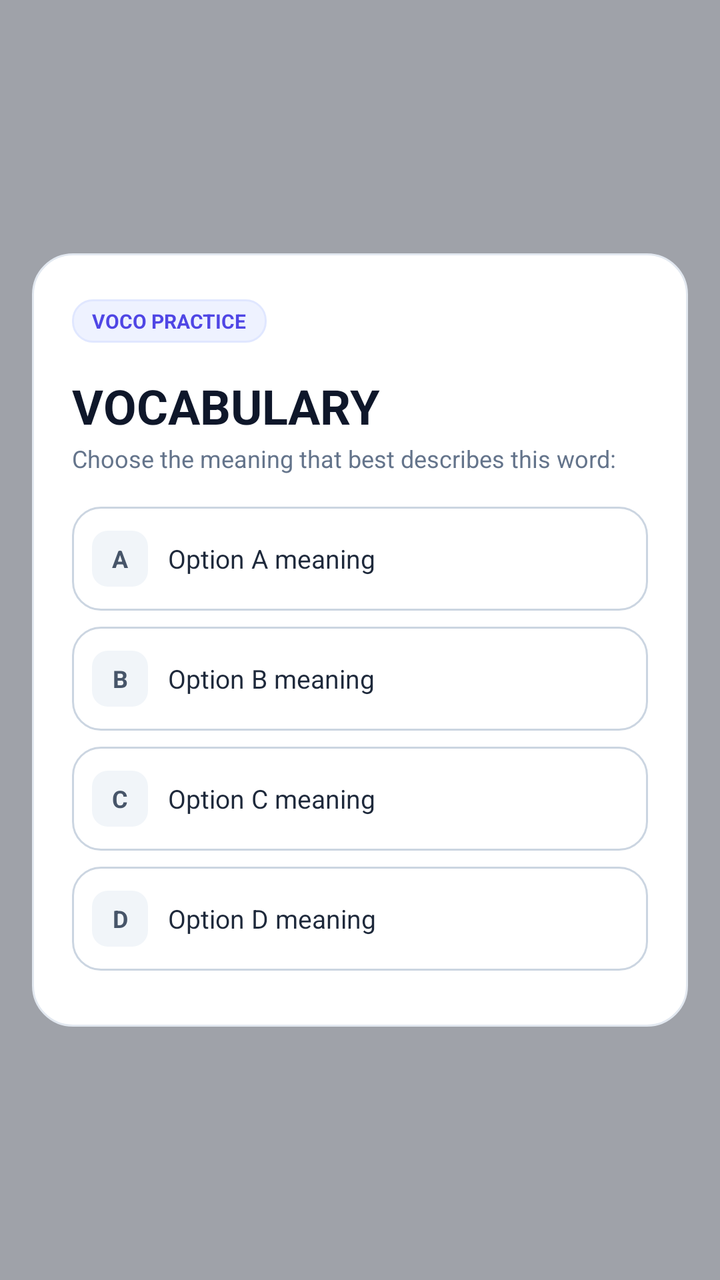
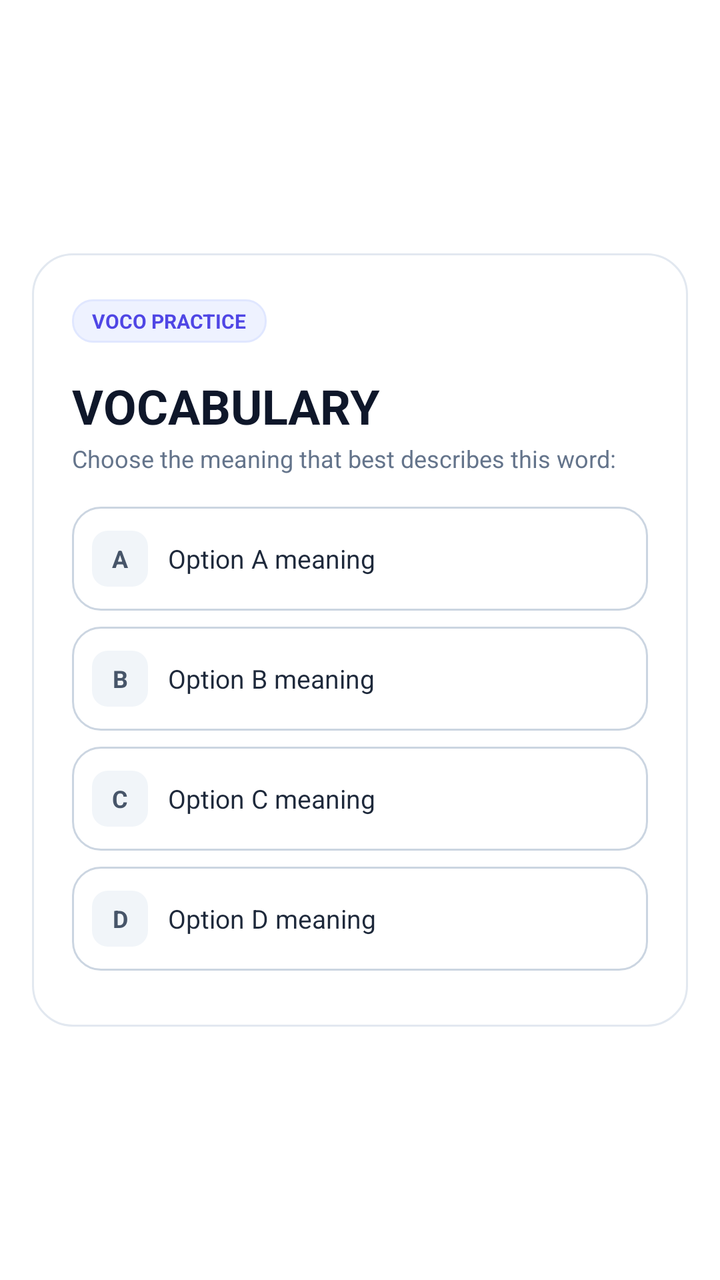

Screens rendered from an Android XML layout before and after an edit, with the pre-edit source and the edit as a unified diff.
<!-- AndroidManifest.xml: activity theme Theme.Voco.QuizDialog -->
<!-- res/layout/activity_voco_quiz_dialog.xml -->
<?xml version="1.0" encoding="utf-8"?>
<FrameLayout xmlns:android="http://schemas.android.com/apk/res/android"
    android:layout_width="match_parent"
    android:layout_height="match_parent"
    android:background="#660F172A"
    android:padding="16dp">

    <ScrollView
        android:layout_width="match_parent"
        android:layout_height="wrap_content"
        android:layout_gravity="center"
        android:overScrollMode="never"
        android:scrollbars="none">

        <LinearLayout
            android:layout_width="match_parent"
            android:layout_height="wrap_content"
            android:background="@drawable/bg_quiz_card"
            android:orientation="vertical"
            android:padding="20dp">

            
            <LinearLayout
                android:layout_width="match_parent"
                android:layout_height="wrap_content"
                android:gravity="center_vertical"
                android:orientation="horizontal">

                <TextView
                    android:layout_width="wrap_content"
                    android:layout_height="wrap_content"
                    android:background="@drawable/bg_quiz_tag"
                    android:paddingHorizontal="10dp"
                    android:paddingVertical="4dp"
                    android:text="VOCO PRACTICE"
                    android:textColor="#4F46E5"
                    android:textSize="10sp"
                    android:textStyle="bold" />

                <View
                    android:layout_width="0dp"
                    android:layout_height="1dp"
                    android:layout_weight="1" />

                <ImageView
                    android:id="@+id/btn_dismiss_x"
                    android:layout_width="28dp"
                    android:layout_height="28dp"
                    android:background="?android:attr/selectableItemBackgroundBorderless"
                    android:contentDescription="Close"
                    android:padding="4dp"
                    android:src="@drawable/ic_stat_voco" />
            </LinearLayout>

            
            <TextView
                android:id="@+id/text_word"
                android:layout_width="match_parent"
                android:layout_height="wrap_content"
                android:layout_marginTop="12dp"
                android:text="VOCABULARY"
                android:textColor="#0F172A"
                android:textSize="24sp"
                android:textStyle="bold" />

            <TextView
                android:layout_width="match_parent"
                android:layout_height="wrap_content"
                android:layout_marginTop="2dp"
                android:layout_marginBottom="16dp"
                android:text="Choose the meaning that best describes this word:"
                android:textColor="#64748B"
                android:textSize="12sp" />

            
            <LinearLayout
                android:layout_width="match_parent"
                android:layout_height="wrap_content"
                android:orientation="vertical">

                
                <LinearLayout
                    android:id="@+id/layout_option_a"
                    android:layout_width="match_parent"
                    android:layout_height="wrap_content"
                    android:layout_marginBottom="8dp"
                    android:background="@drawable/bg_quiz_option_default"
                    android:clickable="true"
                    android:focusable="true"
                    android:gravity="center_vertical"
                    android:minHeight="52dp"
                    android:orientation="horizontal"
                    android:padding="10dp">

                    <TextView
                        android:id="@+id/badge_option_a"
                        android:layout_width="28dp"
                        android:layout_height="28dp"
                        android:background="@drawable/bg_quiz_badge_default"
                        android:gravity="center"
                        android:text="A"
                        android:textColor="#475569"
                        android:textSize="12sp"
                        android:textStyle="bold" />

                    <TextView
                        android:id="@+id/text_option_a"
                        android:layout_width="0dp"
                        android:layout_height="wrap_content"
                        android:layout_marginStart="10dp"
                        android:layout_weight="1"
                        android:text="Option A meaning"
                        android:textColor="#1E293B"
                        android:textSize="13sp" />
                </LinearLayout>

                
                <LinearLayout
                    android:id="@+id/layout_option_b"
                    android:layout_width="match_parent"
                    android:layout_height="wrap_content"
                    android:layout_marginBottom="8dp"
                    android:background="@drawable/bg_quiz_option_default"
                    android:clickable="true"
                    android:focusable="true"
                    android:gravity="center_vertical"
                    android:minHeight="52dp"
                    android:orientation="horizontal"
                    android:padding="10dp">

                    <TextView
                        android:id="@+id/badge_option_b"
                        android:layout_width="28dp"
                        android:layout_height="28dp"
                        android:background="@drawable/bg_quiz_badge_default"
                        android:gravity="center"
                        android:text="B"
                        android:textColor="#475569"
                        android:textSize="12sp"
                        android:textStyle="bold" />

                    <TextView
                        android:id="@+id/text_option_b"
                        android:layout_width="0dp"
                        android:layout_height="wrap_content"
                        android:layout_marginStart="10dp"
                        android:layout_weight="1"
                        android:text="Option B meaning"
                        android:textColor="#1E293B"
                        android:textSize="13sp" />
                </LinearLayout>

                
                <LinearLayout
                    android:id="@+id/layout_option_c"
                    android:layout_width="match_parent"
                    android:layout_height="wrap_content"
                    android:layout_marginBottom="8dp"
                    android:background="@drawable/bg_quiz_option_default"
                    android:clickable="true"
                    android:focusable="true"
                    android:gravity="center_vertical"
                    android:minHeight="52dp"
                    android:orientation="horizontal"
                    android:padding="10dp">

                    <TextView
                        android:id="@+id/badge_option_c"
                        android:layout_width="28dp"
                        android:layout_height="28dp"
                        android:background="@drawable/bg_quiz_badge_default"
                        android:gravity="center"
                        android:text="C"
                        android:textColor="#475569"
                        android:textSize="12sp"
                        android:textStyle="bold" />

                    <TextView
                        android:id="@+id/text_option_c"
                        android:layout_width="0dp"
                        android:layout_height="wrap_content"
                        android:layout_marginStart="10dp"
                        android:layout_weight="1"
                        android:text="Option C meaning"
                        android:textColor="#1E293B"
                        android:textSize="13sp" />
                </LinearLayout>

                
                <LinearLayout
                    android:id="@+id/layout_option_d"
                    android:layout_width="match_parent"
                    android:layout_height="wrap_content"
                    android:layout_marginBottom="8dp"
                    android:background="@drawable/bg_quiz_option_default"
                    android:clickable="true"
                    android:focusable="true"
                    android:gravity="center_vertical"
                    android:minHeight="52dp"
                    android:orientation="horizontal"
                    android:padding="10dp">

                    <TextView
                        android:id="@+id/badge_option_d"
                        android:layout_width="28dp"
                        android:layout_height="28dp"
                        android:background="@drawable/bg_quiz_badge_default"
                        android:gravity="center"
                        android:text="D"
                        android:textColor="#475569"
                        android:textSize="12sp"
                        android:textStyle="bold" />

                    <TextView
                        android:id="@+id/text_option_d"
                        android:layout_width="0dp"
                        android:layout_height="wrap_content"
                        android:layout_marginStart="10dp"
                        android:layout_weight="1"
                        android:text="Option D meaning"
                        android:textColor="#1E293B"
                        android:textSize="13sp" />
                </LinearLayout>
            </LinearLayout>

            
            <LinearLayout
                android:id="@+id/layout_feedback"
                android:layout_width="match_parent"
                android:layout_height="wrap_content"
                android:layout_marginTop="8dp"
                android:orientation="vertical"
                android:visibility="gone">

                
                <LinearLayout
                    android:id="@+id/banner_result"
                    android:layout_width="match_parent"
                    android:layout_height="wrap_content"
                    android:background="@drawable/bg_feedback_correct"
                    android:orientation="vertical"
                    android:padding="12dp">

                    <TextView
                        android:id="@+id/text_result_title"
                        android:layout_width="match_parent"
                        android:layout_height="wrap_content"
                        android:text="Correct! 🎉"
                        android:textColor="#065F46"
                        android:textSize="14sp"
                        android:textStyle="bold" />

                    <TextView
                        android:id="@+id/text_result_meaning"
                        android:layout_width="match_parent"
                        android:layout_height="wrap_content"
                        android:layout_marginTop="3dp"
                        android:text="Correct meaning definition"
                        android:textColor="#047857"
                        android:textSize="12sp" />
                </LinearLayout>

                
                <LinearLayout
                    android:id="@+id/layout_example"
                    android:layout_width="match_parent"
                    android:layout_height="wrap_content"
                    android:layout_marginTop="10dp"
                    android:background="@drawable/bg_quiz_example"
                    android:orientation="vertical"
                    android:padding="12dp">

                    <TextView
                        android:layout_width="wrap_content"
                        android:layout_height="wrap_content"
                        android:text="EXAMPLE IN CONTEXT"
                        android:textColor="#64748B"
                        android:textSize="10sp"
                        android:textStyle="bold" />

                    <TextView
                        android:id="@+id/text_example"
                        android:layout_width="match_parent"
                        android:layout_height="wrap_content"
                        android:layout_marginTop="3dp"
                        android:fontFamily="sans-serif"
                        android:text="&quot;Example sentence using this vocabulary word.&quot;"
                        android:textColor="#334155"
                        android:textSize="12sp"
                        android:textStyle="italic" />
                </LinearLayout>

                
                <LinearLayout
                    android:layout_width="match_parent"
                    android:layout_height="wrap_content"
                    android:layout_marginTop="14dp"
                    android:orientation="horizontal">

                    <Button
                        android:id="@+id/btn_close"
                        style="?android:attr/borderlessButtonStyle"
                        android:layout_width="0dp"
                        android:layout_height="44dp"
                        android:layout_marginEnd="6dp"
                        android:layout_weight="1"
                        android:background="@drawable/bg_btn_secondary"
                        android:text="Close"
                        android:textAllCaps="false"
                        android:textColor="#334155"
                        android:textSize="13sp"
                        android:textStyle="bold" />

                    <Button
                        android:id="@+id/btn_open_app"
                        style="?android:attr/borderlessButtonStyle"
                        android:layout_width="0dp"
                        android:layout_height="44dp"
                        android:layout_marginStart="6dp"
                        android:layout_weight="1"
                        android:background="@drawable/bg_btn_primary"
                        android:text="Open Voco"
                        android:textAllCaps="false"
                        android:textColor="#FFFFFF"
                        android:textSize="13sp"
                        android:textStyle="bold" />
                </LinearLayout>
            </LinearLayout>

        </LinearLayout>
    </ScrollView>
</FrameLayout>
<!-- resources referenced by this layout -->
<resources>
  <!-- drawable bg_btn_primary (drawable) -->
  <?xml version="1.0" encoding="utf-8"?>
  <shape xmlns:android="http://schemas.android.com/apk/res/android"
      android:shape="rectangle">
      <solid android:color="#4F46E5" />
      <corners android:radius="12dp" />
  </shape>
  <!-- drawable bg_btn_secondary (drawable) -->
  <?xml version="1.0" encoding="utf-8"?>
  <shape xmlns:android="http://schemas.android.com/apk/res/android"
      android:shape="rectangle">
      <solid android:color="#FFFFFF" />
      <corners android:radius="12dp" />
      <stroke
          android:width="1dp"
          android:color="#CBD5E1" />
  </shape>
  <!-- drawable bg_feedback_correct (drawable) -->
  <?xml version="1.0" encoding="utf-8"?>
  <shape xmlns:android="http://schemas.android.com/apk/res/android"
      android:shape="rectangle">
      <solid android:color="#ECFDF5" />
      <corners android:radius="12dp" />
      <stroke
          android:width="1dp"
          android:color="#A7F3D0" />
  </shape>
  <!-- drawable bg_quiz_badge_default (drawable) -->
  <?xml version="1.0" encoding="utf-8"?>
  <shape xmlns:android="http://schemas.android.com/apk/res/android"
      android:shape="rectangle">
      <solid android:color="#F1F5F9" />
      <corners android:radius="8dp" />
  </shape>
  <!-- drawable bg_quiz_card (drawable) -->
  <?xml version="1.0" encoding="utf-8"?>
  <shape xmlns:android="http://schemas.android.com/apk/res/android"
      android:shape="rectangle">
      <solid android:color="#FFFFFF" />
      <corners android:radius="20dp" />
      <stroke
          android:width="1dp"
          android:color="#E2E8F0" />
  </shape>
  <!-- drawable bg_quiz_example (drawable) -->
  <?xml version="1.0" encoding="utf-8"?>
  <shape xmlns:android="http://schemas.android.com/apk/res/android"
      android:shape="rectangle">
      <solid android:color="#F8FAFC" />
      <corners android:radius="12dp" />
      <stroke
          android:width="1dp"
          android:color="#E2E8F0" />
  </shape>
  <!-- drawable bg_quiz_option_default (drawable) -->
  <?xml version="1.0" encoding="utf-8"?>
  <shape xmlns:android="http://schemas.android.com/apk/res/android"
      android:shape="rectangle">
      <solid android:color="#FFFFFF" />
      <corners android:radius="14dp" />
      <stroke
          android:width="1dp"
          android:color="#CBD5E1" />
  </shape>
  <!-- drawable bg_quiz_tag (drawable) -->
  <?xml version="1.0" encoding="utf-8"?>
  <shape xmlns:android="http://schemas.android.com/apk/res/android"
      android:shape="rectangle">
      <solid android:color="#EEF2FF" />
      <corners android:radius="10dp" />
      <stroke
          android:width="1dp"
          android:color="#E0E7FF" />
  </shape>
  <style name="Theme.Voco.QuizDialog" parent="Theme.AppCompat.DayNight.NoActionBar">
          <item name="windowActionBar">false</item>
          <item name="windowNoTitle">true</item>
          <item name="android:windowBackground">@android:color/transparent</item>
          <item name="android:windowIsTranslucent">true</item>
          <item name="android:backgroundDimEnabled">true</item>
          <item name="android:backgroundDimAmount">0.55</item>
          <item name="colorPrimary">@color/colorPrimary</item>
          <item name="colorAccent">@color/colorAccent</item>
      </style>
  <color name="colorPrimary">#4F46E5</color>
  <color name="colorAccent">#4F46E5</color>
  <!-- unchanged entries left out for length: 1 -->
</resources>

<!-- the commit's change to res/layout/activity_voco_quiz_dialog.xml (unified diff, before → after) -->
@@ -1,11 +1,13 @@
 <?xml version="1.0" encoding="utf-8"?>
 <FrameLayout xmlns:android="http://schemas.android.com/apk/res/android"
+    android:id="@+id/quiz_root_scrim"
     android:layout_width="match_parent"
     android:layout_height="match_parent"
-    android:background="#660F172A"
+    android:background="@android:color/transparent"
     android:padding="16dp">
 
     <ScrollView
+        android:id="@+id/quiz_scroll"
         android:layout_width="match_parent"
         android:layout_height="wrap_content"
         android:layout_gravity="center"
@@ -13,9 +15,13 @@
         android:scrollbars="none">
 
         <LinearLayout
+            android:id="@+id/quiz_card_container"
             android:layout_width="match_parent"
             android:layout_height="wrap_content"
+            android:layout_gravity="center_horizontal"
             android:background="@drawable/bg_quiz_card"
+            android:clickable="true"
+            android:focusable="true"
             android:orientation="vertical"
             android:padding="20dp">
 
@@ -297,6 +303,7 @@
                     android:layout_marginTop="14dp"
                     android:orientation="horizontal">
 
+                    
                     <Button
                         android:id="@+id/btn_close"
                         style="?android:attr/borderlessButtonStyle"
@@ -304,26 +311,27 @@
                         android:layout_height="44dp"
                         android:layout_marginEnd="6dp"
                         android:layout_weight="1"
+                        android:background="@drawable/bg_btn_primary"
+                        android:text="Close"
+                        android:textAllCaps="false"
+                        android:textColor="#FFFFFF"
+                        android:textSize="13sp"
+                        android:textStyle="bold" />
+
+                    
+                    <Button
+                        android:id="@+id/btn_open_app"
+                        style="?android:attr/borderlessButtonStyle"
+                        android:layout_width="0dp"
+                        android:layout_height="44dp"
+                        android:layout_marginStart="6dp"
+                        android:layout_weight="1"
                         android:background="@drawable/bg_btn_secondary"
-                        android:text="Close"
+                        android:text="Open Voco"
                         android:textAllCaps="false"
                         android:textColor="#334155"
                         android:textSize="13sp"
                         android:textStyle="bold" />
-
-                    <Button
-                        android:id="@+id/btn_open_app"
-                        style="?android:attr/borderlessButtonStyle"
-                        android:layout_width="0dp"
-                        android:layout_height="44dp"
-                        android:layout_marginStart="6dp"
-                        android:layout_weight="1"
-                        android:background="@drawable/bg_btn_primary"
-                        android:text="Open Voco"
-                        android:textAllCaps="false"
-                        android:textColor="#FFFFFF"
-                        android:textSize="13sp"
-                        android:textStyle="bold" />
                 </LinearLayout>
             </LinearLayout>
 
<!-- resource entries referenced after the edit -->
@@ -15,7 +15,7 @@
       <corners android:radius="12dp" />
       <stroke
           android:width="1dp"
-          android:color="#CBD5E1" />
+          android:color="#C7D2FE" />
   </shape>
   <!-- drawable bg_feedback_correct (drawable) -->
   <?xml version="1.0" encoding="utf-8"?>
@@ -78,9 +78,12 @@
           <item name="windowActionBar">false</item>
           <item name="windowNoTitle">true</item>
           <item name="android:windowBackground">@android:color/transparent</item>
+          <item name="android:colorBackground">@android:color/transparent</item>
           <item name="android:windowIsTranslucent">true</item>
+          <item name="android:windowIsFloating">false</item>
           <item name="android:backgroundDimEnabled">true</item>
           <item name="android:backgroundDimAmount">0.55</item>
+          <item name="android:windowAnimationStyle">@android:style/Animation.Dialog</item>
           <item name="colorPrimary">@color/colorPrimary</item>
           <item name="colorAccent">@color/colorAccent</item>
       </style>
